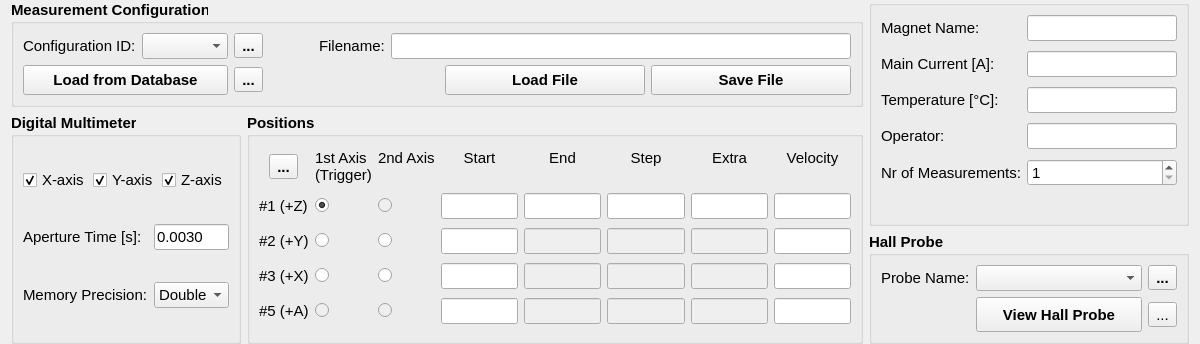
lnls-ima/hall-bench-control, file hallbench/gui/ui/configurationwidget.ui: the form before one commit.
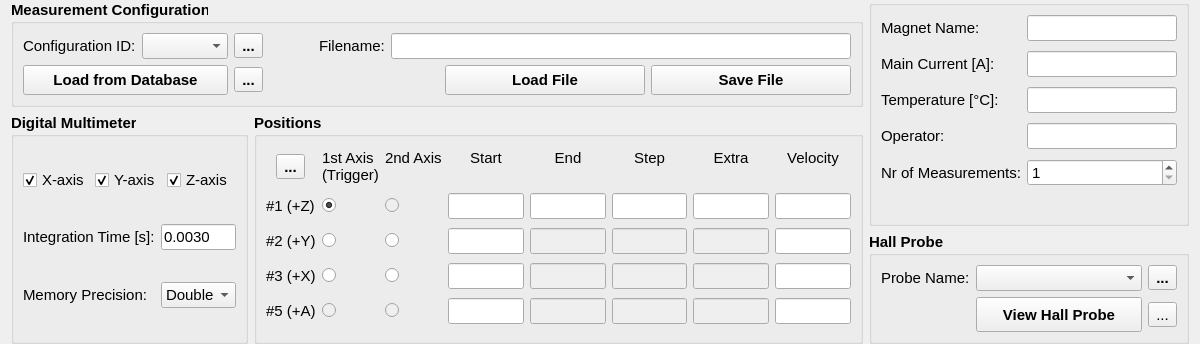
The form after the commit. Icons and pictures are not drawn.

Commit message: Add button in database widget

What changed in the file:
```diff
--- a/hallbench/gui/ui/configurationwidget.ui
+++ b/hallbench/gui/ui/configurationwidget.ui
@@ -432,7 +432,7 @@
          </font>
         </property>
         <property name="text">
-         <string>Aperture Time [s]:</string>
+         <string>Integration Time [s]:</string>
         </property>
        </widget>
       </item>
```
The commit also changes 4 other files.
